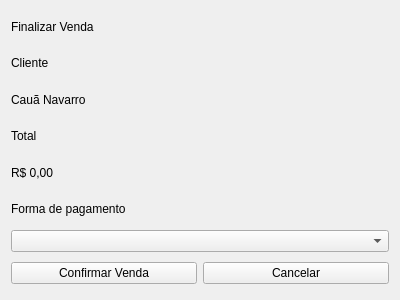
This is finalize_sale_dialog.ui in cauanavarro/IFBA_TCC_Glassys as Qt 5 draws it before an edit. The edited form follows.
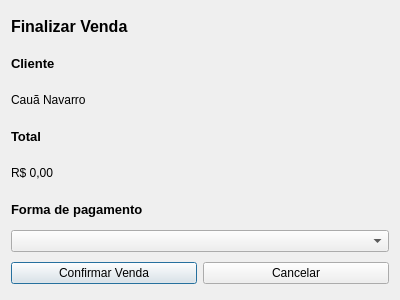
This is the edited form.

Patch:
```diff
--- a/finalize_sale_dialog.ui
+++ b/finalize_sale_dialog.ui
@@ -1,7 +1,7 @@
 <?xml version="1.0" encoding="UTF-8"?>
 <ui version="4.0">
- <class>finalizeSaleDialogWidget</class>
- <widget class="QWidget" name="finalizeSaleDialogWidget">
+ <class>finalizeSaleDialog</class>
+ <widget class="QDialog" name="finalizeSaleDialog">
   <property name="geometry">
    <rect>
     <x>0</x>
@@ -10,18 +10,20 @@
     <height>300</height>
    </rect>
   </property>
-  <property name="minimumSize">
-   <size>
-    <width>400</width>
-    <height>0</height>
-   </size>
-  </property>
   <property name="windowTitle">
    <string>Form</string>
   </property>
+  <layout class="QVBoxLayout" name="verticalLayout_2">
+   <item>
   <layout class="QVBoxLayout" name="verticalLayout">
    <item>
     <widget class="QLabel" name="titleLabel">
+       <property name="font">
+        <font>
+         <pointsize>12</pointsize>
+         <bold>true</bold>
+        </font>
+       </property>
      <property name="text">
       <string>Finalizar Venda</string>
      </property>
@@ -29,6 +31,12 @@
    </item>
    <item>
     <widget class="QLabel" name="customerTitleLabel">
+       <property name="font">
+        <font>
+         <pointsize>10</pointsize>
+         <bold>true</bold>
+        </font>
+       </property>
      <property name="text">
       <string>Cliente</string>
      </property>
@@ -43,6 +51,12 @@
    </item>
    <item>
     <widget class="QLabel" name="totalTitleLabel">
+       <property name="font">
+        <font>
+         <pointsize>10</pointsize>
+         <bold>true</bold>
+        </font>
+       </property>
      <property name="text">
       <string>Total</string>
      </property>
@@ -56,7 +70,13 @@
     </widget>
    </item>
    <item>
-    <widget class="QLabel" name="paymentTitleLabel">
+      <widget class="QLabel" name="paymentMethodsTitleLabel">
+       <property name="font">
+        <font>
+         <pointsize>10</pointsize>
+         <bold>true</bold>
+        </font>
+       </property>
      <property name="text">
       <string>Forma de pagamento</string>
      </property>
@@ -100,6 +120,8 @@
       </item>
      </layout>
     </widget>
+     </item>
+    </layout>
    </item>
   </layout>
  </widget>
```
Left out of the diff: 6 changed lines with no effect on the pictures. Lines whose indentation alone changed are shown as unchanged.
